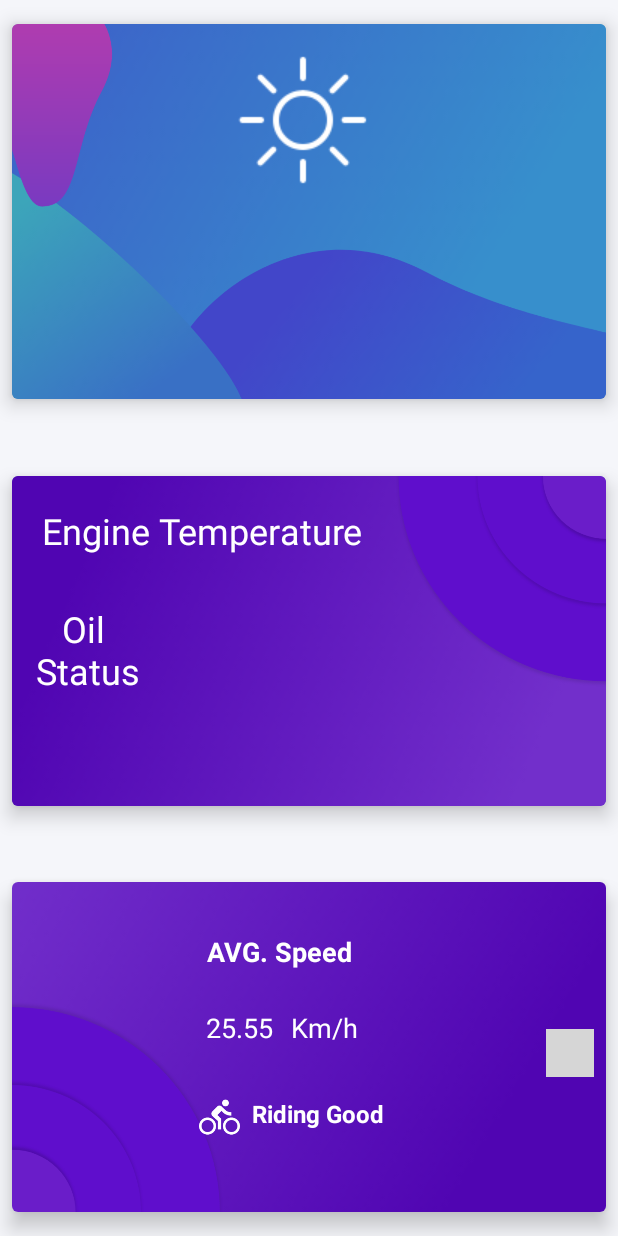
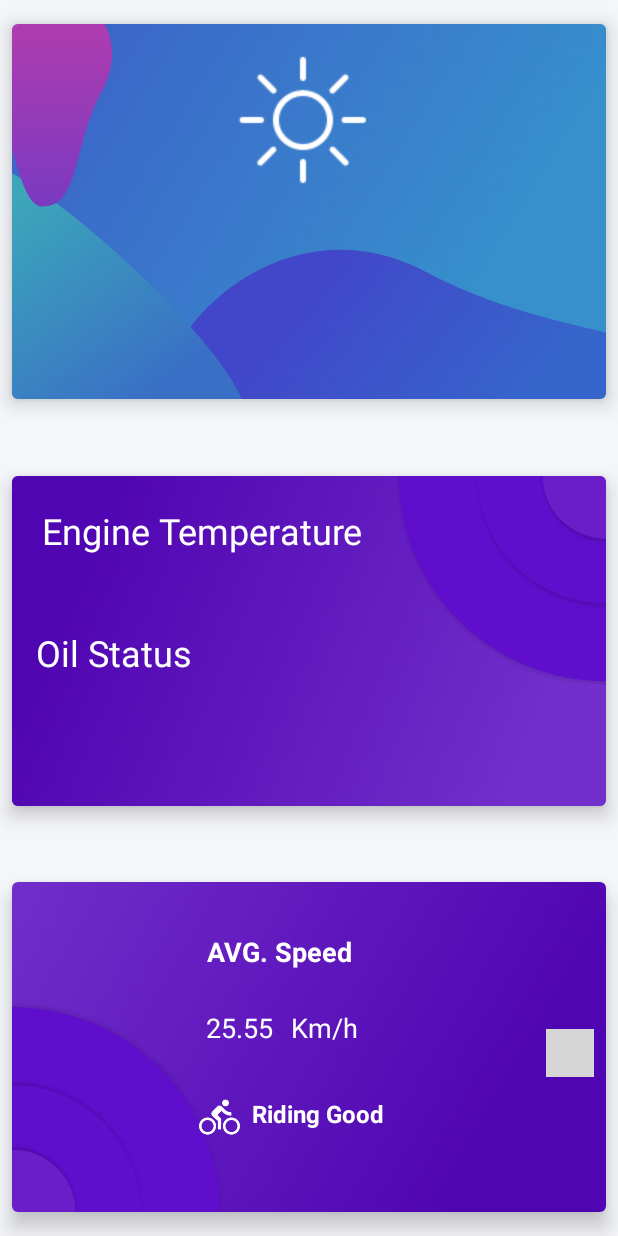
Before and after one commit to Rashmiranjan00/My-Bike, an Android app: the layout fragment_dashboard.xml on its own in the app's theme, with its tools: preview values and no code run, on a phone screen of 412 x 824 dp. Run offline under Robolectric (Android 15) with nearby library versions, the phone set to English and light mode, and no system bars; plain views replace SpeedView; network calls fail; grey boxes are pictures that could not be loaded.

Commit message:
UI fixes on mid Card

```diff
--- a/app/src/main/java/com/zerobug/unite/mybike/DashboardFragment.java
+++ b/app/src/main/java/com/zerobug/unite/mybike/DashboardFragment.java
@@ -149,7 +149,7 @@ public class DashboardFragment extends Fragment implements LocationListener {
             public void onDataChange(@NonNull DataSnapshot dataSnapshot) {
                 turbidity = dataSnapshot.getValue().toString();
                 Log.d("Engine Oil", turbidity);
-                eOil.setText(turbidity + " NTU");
+                eOil.setText(turbidity + " \nNTU");
             }
 
             @Override
--- a/app/src/main/res/layout/fragment_dashboard.xml
+++ b/app/src/main/res/layout/fragment_dashboard.xml
@@ -137,8 +137,8 @@
                 android:layout_width="wrap_content"
                 android:layout_height="wrap_content"
                 android:layout_marginStart="16dp"
-                android:layout_marginTop="16dp"
-                android:text="Oil \nStatus"
+                android:layout_marginTop="32dp"
+                android:text="Oil Status"
                 android:textAlignment="center"
                 android:textColor="#fff"
                 android:textSize="24sp"
@@ -149,13 +149,13 @@
                 android:id="@+id/engOil"
                 android:layout_width="wrap_content"
                 android:layout_height="wrap_content"
-                android:layout_marginTop="16dp"
+                android:layout_marginTop="32dp"
+                android:layout_marginEnd="32dp"
+                android:text=""
                 android:textAlignment="center"
-                android:text=""
                 android:textColor="#fff"
                 android:textSize="34sp"
                 app:layout_constraintEnd_toEndOf="parent"
-                app:layout_constraintStart_toEndOf="@+id/textView4"
                 app:layout_constraintTop_toBottomOf="@+id/eng_temp" />
         </android.support.constraint.ConstraintLayout>
 
```
